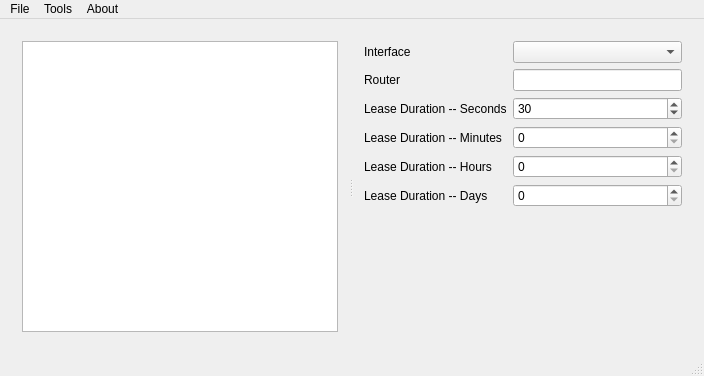
Before: the Qt Designer form window_main.ui in justinmcbride/qt_dhcp_server, drawn with Qt 5.
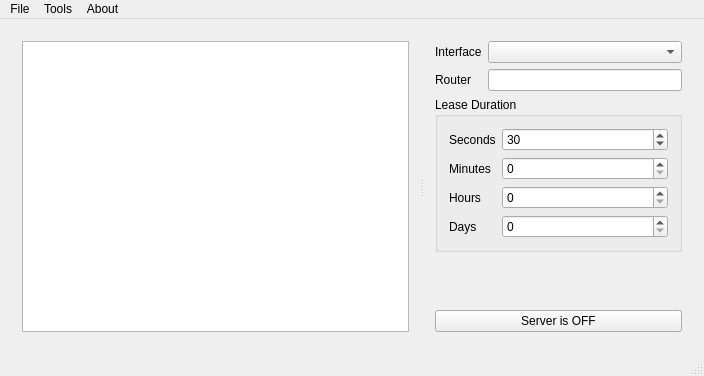
After: the same form once the commit is applied. Custom widgets are drawn as their Qt base class.

Commit message: Gui updates; vscode tasks

What changed in the file:
```diff
--- a/window_main.ui
+++ b/window_main.ui
@@ -20,7 +20,7 @@
       <property name="orientation">
        <enum>Qt::Horizontal</enum>
       </property>
-      <widget class="QWidget" name="">
+      <widget class="QWidget" name="layoutWidget">
        <layout class="QVBoxLayout" name="layout_left">
         <property name="spacing">
          <number>0</number>
@@ -37,7 +37,7 @@
         </item>
        </layout>
       </widget>
-      <widget class="QWidget" name="">
+      <widget class="QWidget" name="layoutWidget">
        <layout class="QVBoxLayout" name="layout_right">
         <item>
          <layout class="QFormLayout" name="formLayout">
@@ -61,14 +61,20 @@
           <item row="1" column="1">
            <widget class="QLineEdit" name="le_router"/>
           </item>
-          <item row="2" column="0">
+          <item row="2" column="0" colspan="2">
+           <widget class="QGroupBox" name="groupBox">
+            <property name="title">
+             <string>Lease Duration</string>
+            </property>
+            <layout class="QFormLayout" name="formLayout_2">
+             <item row="0" column="0">
            <widget class="QLabel" name="label_lease_seconds">
             <property name="text">
-             <string>Lease Duration -- Seconds</string>
+                <string>Seconds</string>
             </property>
            </widget>
           </item>
-          <item row="2" column="1">
+             <item row="0" column="1">
            <widget class="QSpinBox" name="sb_lease_seconds">
             <property name="maximum">
              <number>59</number>
@@ -78,14 +84,28 @@
             </property>
            </widget>
           </item>
+             <item row="2" column="0">
+              <widget class="QLabel" name="label_lease_hours">
+               <property name="text">
+                <string>Hours</string>
+               </property>
+              </widget>
+             </item>
           <item row="3" column="0">
+              <widget class="QLabel" name="label_lease_days">
+               <property name="text">
+                <string>Days</string>
+               </property>
+              </widget>
+             </item>
+             <item row="1" column="0">
            <widget class="QLabel" name="label_lease_minutes">
             <property name="text">
-             <string>Lease Duration -- Minutes</string>
+                <string>Minutes</string>
             </property>
            </widget>
           </item>
-          <item row="3" column="1">
+             <item row="1" column="1">
            <widget class="QSpinBox" name="sb_lease_minutes">
             <property name="maximum">
              <number>59</number>
@@ -95,31 +115,17 @@
             </property>
            </widget>
           </item>
-          <item row="4" column="0">
-           <widget class="QLabel" name="label_lease_hours">
-            <property name="text">
-             <string>Lease Duration -- Hours</string>
-            </property>
-           </widget>
-          </item>
-          <item row="4" column="1">
+             <item row="2" column="1">
            <widget class="QSpinBox" name="sb_lease_hours">
             <property name="maximum">
-             <number>59</number>
+                <number>23</number>
             </property>
             <property name="value">
              <number>0</number>
             </property>
            </widget>
           </item>
-          <item row="5" column="0">
-           <widget class="QLabel" name="label_lease_days">
-            <property name="text">
-             <string>Lease Duration -- Days</string>
-            </property>
-           </widget>
-          </item>
-          <item row="5" column="1">
+             <item row="3" column="1">
            <widget class="QSpinBox" name="sb_lease_days">
             <property name="maximum">
              <number>59</number>
@@ -130,6 +136,19 @@
            </widget>
           </item>
          </layout>
+           </widget>
+          </item>
+         </layout>
+        </item>
+        <item>
+         <widget class="QPushButton" name="button_server_state">
+          <property name="text">
+           <string>Server is OFF</string>
+          </property>
+          <property name="checkable">
+           <bool>true</bool>
+          </property>
+         </widget>
         </item>
        </layout>
       </widget>
```
Left out of the diff: 2 changed lines with no effect on the pictures. Lines whose indentation alone changed are shown as unchanged. The commit also changes 7 other files.
